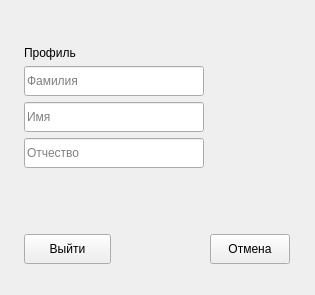
Above: MDKP/profilewindow.ui from MiFit1/OSOGO before the change. Below: the same form after it.
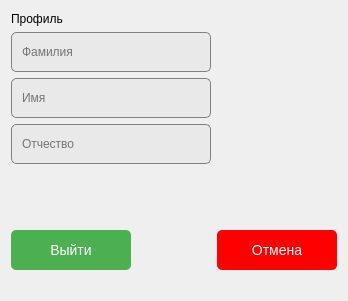
That is the form after the change.

```diff
--- a/MDKP/profilewindow.ui
+++ b/MDKP/profilewindow.ui
@@ -6,8 +6,8 @@
    <rect>
     <x>0</x>
     <y>0</y>
-    <width>315</width>
-    <height>295</height>
+    <width>346</width>
+    <height>301</height>
    </rect>
   </property>
   <property name="windowTitle">
@@ -33,10 +33,26 @@
       <widget class="QPushButton" name="CancelButton">
        <property name="minimumSize">
         <size>
-         <width>0</width>
-         <height>30</height>
+         <width>120</width>
+         <height>40</height>
         </size>
        </property>
+       <property name="styleSheet">
+        <string notr="true">QPushButton {
+	font: 500 14pt &quot;Montserrat Medium&quot;;
+    background-color: #ff0000; 
+    color: white; 
+    border: none;
+    font-size: 14px;
+    border-radius: 5px; 
+}
+QPushButton:hover {
+    background-color: #d20000;
+}
+QPushButton:pressed {
+    background-color: #8B0000; 
+}</string>
+       </property>
        <property name="text">
         <string>Отмена</string>
        </property>
@@ -46,13 +62,30 @@
       <widget class="QLineEdit" name="FirstNameLine">
        <property name="minimumSize">
         <size>
-         <width>0</width>
-         <height>30</height>
+         <width>200</width>
+         <height>40</height>
         </size>
        </property>
+       <property name="styleSheet">
+        <string notr="true">QLineEdit {
+	font: 500 9pt &quot;Montserrat Medium&quot;;
+   background: #e9e9e9;
+	border-radius: 5px;
+	padding: 8px;
+	border: 1px solid gray;
+}
+
+QLineEdit:focus {
+    border-color: #5fbaeb;
+}
+</string>
+       </property>
        <property name="text">
         <string/>
        </property>
+       <property name="readOnly">
+        <bool>true</bool>
+       </property>
        <property name="placeholderText">
         <string>Имя</string>
        </property>
@@ -62,10 +95,27 @@
       <widget class="QLineEdit" name="PatronymicLine">
        <property name="minimumSize">
         <size>
-         <width>0</width>
-         <height>30</height>
+         <width>200</width>
+         <height>40</height>
         </size>
        </property>
+       <property name="styleSheet">
+        <string notr="true">QLineEdit {
+	font: 500 9pt &quot;Montserrat Medium&quot;;
+   background: #e9e9e9;
+	border-radius: 5px;
+	padding: 8px;
+	border: 1px solid gray;
+}
+
+QLineEdit:focus {
+    border-color: #5fbaeb;
+}
+</string>
+       </property>
+       <property name="readOnly">
+        <bool>true</bool>
+       </property>
        <property name="placeholderText">
         <string>Отчество</string>
        </property>
@@ -89,6 +139,12 @@
      </item>
      <item row="1" column="1" colspan="2">
       <widget class="QLabel" name="label">
+       <property name="styleSheet">
+        <string notr="true">QLabel {
+	font: 500 11pt &quot;Montserrat Medium&quot;;
+}
+</string>
+       </property>
        <property name="text">
         <string>Профиль</string>
        </property>
@@ -140,10 +196,27 @@
       <widget class="QLineEdit" name="LastNameLine">
        <property name="minimumSize">
         <size>
-         <width>180</width>
-         <height>30</height>
+         <width>200</width>
+         <height>40</height>
         </size>
        </property>
+       <property name="styleSheet">
+        <string notr="true">QLineEdit {
+	font: 500 9pt &quot;Montserrat Medium&quot;;
+   background: #e9e9e9;
+	border-radius: 5px;
+	padding: 8px;
+	border: 1px solid gray;
+}
+
+QLineEdit:focus {
+    border-color: #5fbaeb;
+}
+</string>
+       </property>
+       <property name="readOnly">
+        <bool>true</bool>
+       </property>
        <property name="placeholderText">
         <string>Фамилия</string>
        </property>
@@ -153,10 +226,26 @@
       <widget class="QPushButton" name="LogoutButton">
        <property name="minimumSize">
         <size>
-         <width>0</width>
-         <height>30</height>
+         <width>120</width>
+         <height>40</height>
         </size>
        </property>
+       <property name="styleSheet">
+        <string notr="true">QPushButton {
+font: 500 14pt &quot;Montserrat Medium&quot;;
+    background-color: #4CAF50; 
+    color: white; 
+    border: none;
+    font-size: 14px;
+    border-radius: 5px; 
+}
+QPushButton:hover {
+    background-color: #45a049;
+}
+QPushButton:pressed {
+    background-color: #357a38; 
+}</string>
+       </property>
        <property name="text">
         <string>Выйти</string>
        </property>
```
